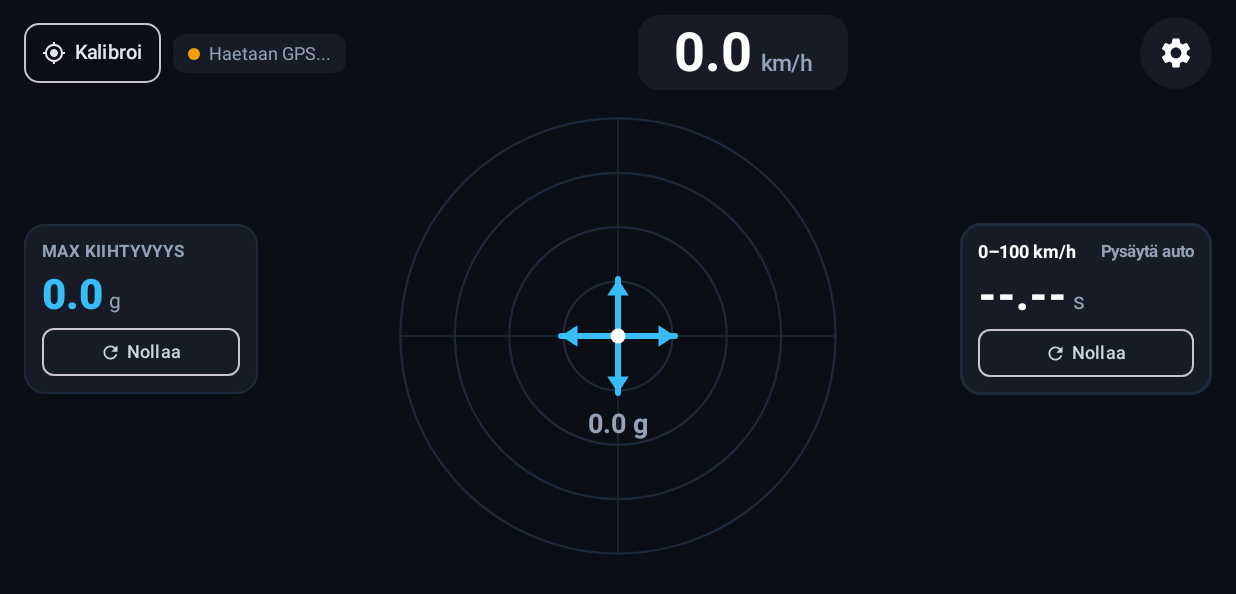
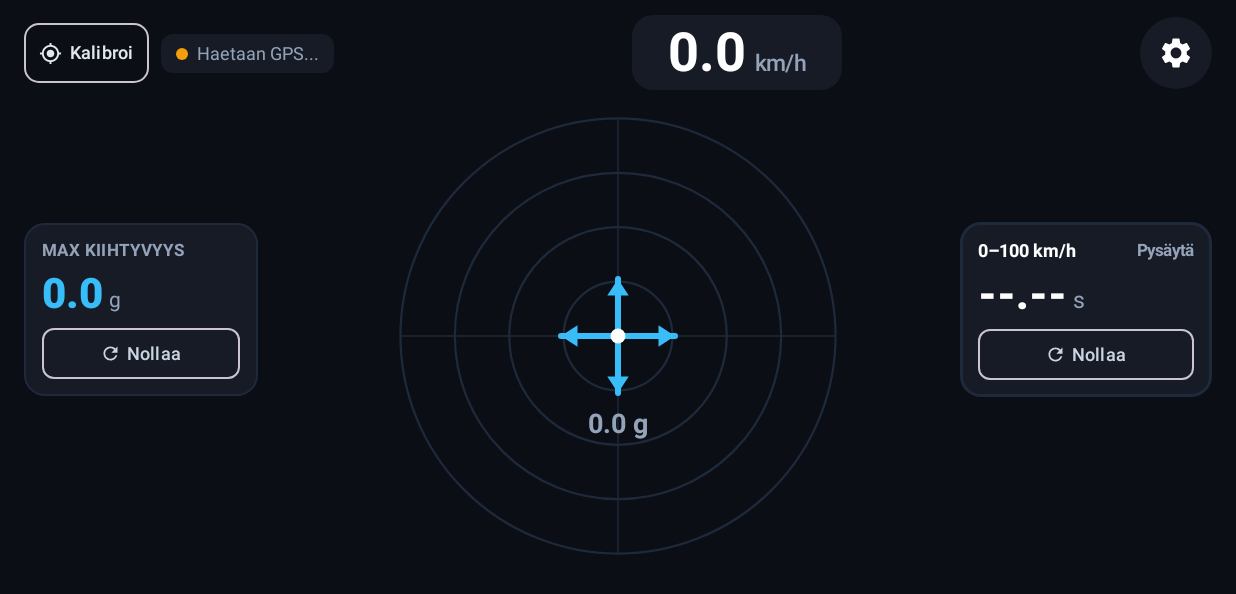
Before and after one commit to Arska-dotcom/g-mittari, an Android app built with Jetpack Compose: the screen it shows after launch (MainActivity), on a phone screen of 824 x 412 dp (held sideways). Shown: the top 594 px of the screen. Run offline under Robolectric (Android 15) with nearby library versions, the phone set to English and light mode, and no system bars.

Commit message:
Adjust UI elements and update constants

```diff
--- a/app/src/main/java/com/example/gfmeter/GForceMeterScreen.kt
+++ b/app/src/main/java/com/example/gfmeter/GForceMeterScreen.kt
@@ -39,7 +39,7 @@ enum class AccelUnit(val label: String) {
 }
 
 private const val GRAVITY_MPS2 = 9.80665f
-private const val STATIONARY_THRESHOLD_MPS2 = 0.45f
+private const val STATIONARY_THRESHOLD_MPS2 = 0.40f
 
 @Composable
 fun GForceMeterScreen(
@@ -64,7 +64,6 @@ fun GForceMeterScreen(
         // Keskialueen kiihtyvyysmittari (Canvas)
         Canvas(modifier = Modifier.fillMaxSize()) {
             val center = Offset(size.width / 2f, size.height / 2f + 18.dp.toPx())
-            // Skaalataan kehä niin, että sivuille jää tilaa Max G- ja 0–100-korteille
             val maxRadius = min(size.width * 0.25f, size.height * 0.37f)
 
             drawReferenceGrid(center, maxRadius)
@@ -152,7 +151,7 @@ fun GForceMeterScreen(
             }
         }
 
-        // YLÄPALKKI: Kalibrointi + GPS-tila vasemmalla | GPS-nopeus keskellä | Asetukset oikealla
+        // YLÄPALKKI: Kalibrointi + tilatiedot vasemmalla | GPS-nopeus keskellä | Asetukset oikealla
         Row(
             modifier = Modifier
                 .fillMaxWidth()
@@ -167,18 +166,21 @@ fun GForceMeterScreen(
                 OutlinedButton(
                     onClick = onCalibrate,
                     shape = RoundedCornerShape(10.dp),
-                    contentPadding = PaddingValues(horizontal = 12.dp, vertical = 6.dp),
+                    contentPadding = PaddingValues(horizontal = 10.dp, vertical = 6.dp),
                     colors = ButtonDefaults.outlinedButtonColors(
                         contentColor = Color(0xFFE2E8F0)
                     )
                 ) {
                     Icon(
                         imageVector = Icons.Default.MyLocation,
-                        contentDescription = "Kalibroi",
-                        modifier = Modifier.size(16.dp)
+                        contentDescription = "Kalibroi nyt",
+                        modifier = Modifier.size(15.dp)
                     )
-                    Spacer(Modifier.width(6.dp))
-                    Text("Kalibroi", fontSize = 13.sp)
+                    Spacer(Modifier.width(5.dp))
+                    Text(
+                        text = if (telemetry.isCalibrated) "Kalibroitu" else "Kalibroi",
+                        fontSize = 12.sp
+                    )
                 }
 
                 Surface(
@@ -292,7 +294,7 @@ fun GForceMeterScreen(
                     onClick = onResetMaxG,
                     modifier = Modifier
                         .fillMaxWidth()
-                        .height(32.dp),
+                        .height(34.dp),
                     contentPadding = PaddingValues(horizontal = 8.dp, vertical = 0.dp),
                     shape = RoundedCornerShape(8.dp),
                     colors = ButtonDefaults.outlinedButtonColors(contentColor = Color(0xFFCBD5E1))
@@ -308,11 +310,11 @@ fun GForceMeterScreen(
             }
         }
 
-        // OIKEA KORTTI: 0–100 km/h -kiihtyvyysmittari
+        // OIKEA KORTTI: 0–100 km/h -kiihtyvyysmittari + Nollaus
         val (statusText, statusColor) = when (telemetry.sprintState) {
-            SprintState.WAITING_FOR_STOP -> "Pysäytä auto" to Color(0xFF94A3B8)
+            SprintState.WAITING_FOR_STOP -> "Pysäytä" to Color(0xFF94A3B8)
             SprintState.READY -> "VALMIS" to Color(0xFF22C55E)
-            SprintState.RUNNING -> "MITATAAN..." to Color(0xFFF59E0B)
+            SprintState.RUNNING -> "MITATAAN" to Color(0xFFF59E0B)
             SprintState.FINISHED -> "TULOS" to Color(0xFF38BDF8)
         }
 
@@ -388,7 +390,7 @@ fun GForceMeterScreen(
                     onClick = onResetSprint,
                     modifier = Modifier
                         .fillMaxWidth()
-                        .height(32.dp),
+                        .height(34.dp),
                     contentPadding = PaddingValues(horizontal = 8.dp, vertical = 0.dp),
                     shape = RoundedCornerShape(8.dp),
                     colors = ButtonDefaults.outlinedButtonColors(contentColor = Color(0xFFCBD5E1))
```
